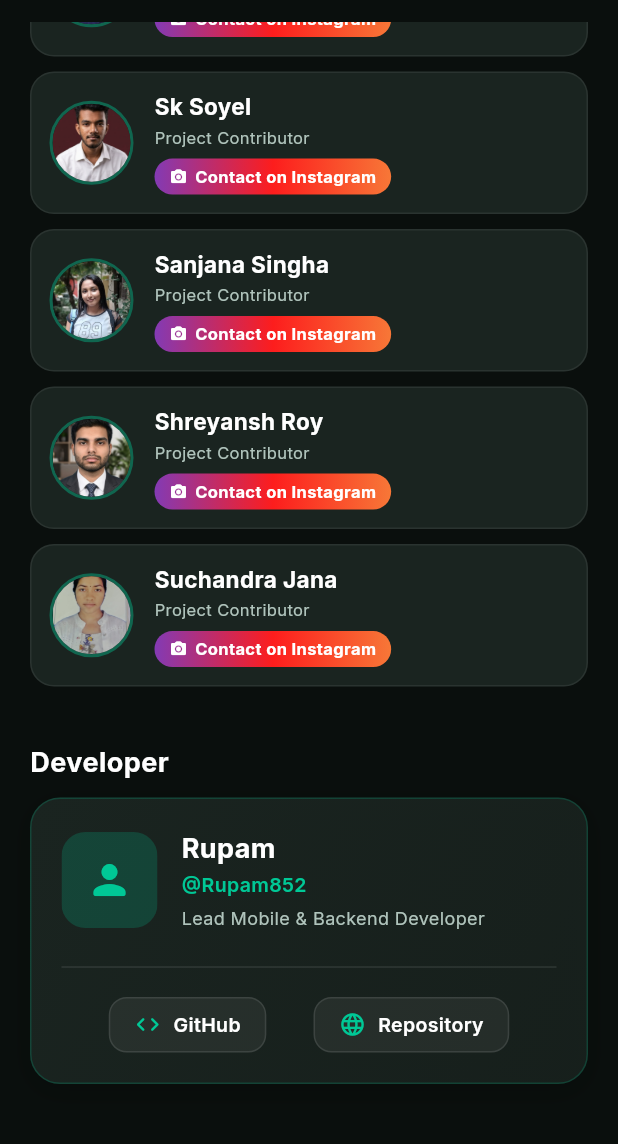
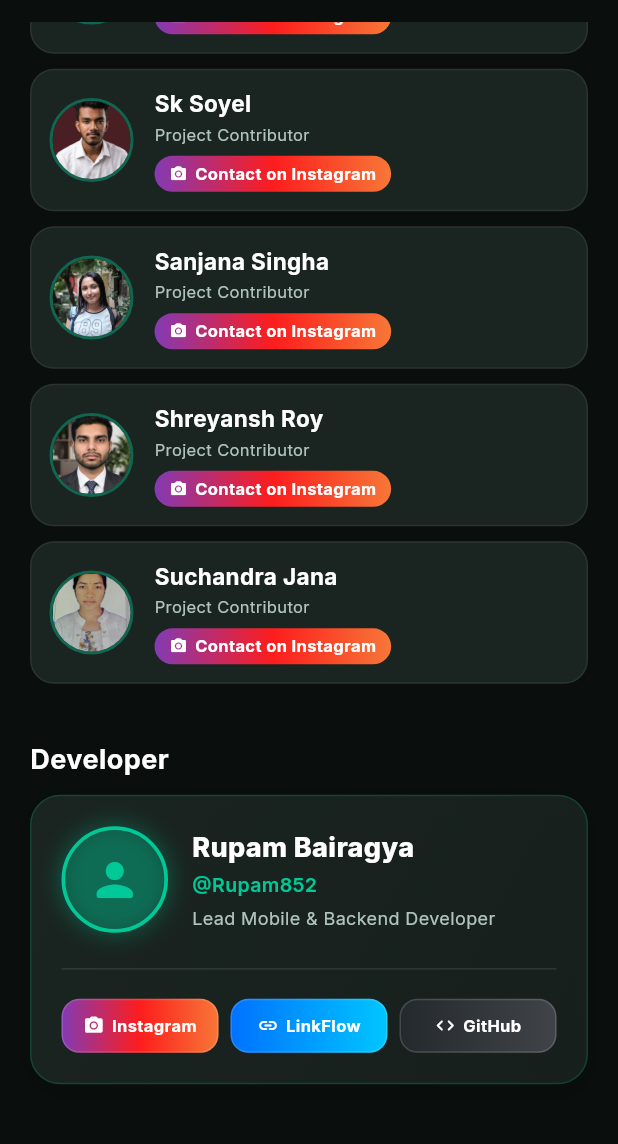
Before and after one commit to Rupam852/Wrist-Rx, a Flutter app: the AboutScreen screen opened by its route, scrolled down 405 dp, on a phone screen of 412 x 824 dp, the part 62-1206 px from its top. Run offline on Flutter 3.47's test engine with Material 3 defaults, Android fonts, the phone set to English and light mode, and no system bars; drawn by our look-alikes of cached_network_image, flutter_animate; our stand-ins replace firebase_auth, firebase_core, firebase_storage, flutter_blue_plus, flutter_riverpod, flutter_secure_storage and 9 more; missing offline and left inert: flutter_foreground_task; accounts and stored records are empty; network calls fail.

Commit message:
feat: updated Developer section with round profile photo, full name Rupam Bairagya, and Instagram, LinkFlow, GitHub links

```diff
--- a/app/lib/features/settings/about_screen.dart
+++ b/app/lib/features/settings/about_screen.dart
@@ -180,13 +180,24 @@ class AboutScreen extends StatelessWidget {
               children: [
                 Row(
                   children: [
-                    // GitHub Avatar fetched live
-                    ClipRRect(
-                      borderRadius: BorderRadius.circular(16),
+                    // Round Circular Profile Photo with Accent Border & Glow
+                    Container(
+                      decoration: BoxDecoration(
+                        shape: BoxShape.circle,
+                        border: Border.all(color: AppColors.primary, width: 2.5),
+                        boxShadow: [
+                          BoxShadow(
+                            color: AppColors.primary.withOpacity(0.3),
+                            blurRadius: 12,
+                            spreadRadius: 2,
+                          ),
+                        ],
+                      ),
+                      child: ClipOval(
                         child: CachedNetworkImage(
                           imageUrl: 'https://github.com/Rupam852.png',
-                        width: 64,
-                        height: 64,
+                          width: 66,
+                          height: 66,
                           fit: BoxFit.cover,
                           placeholder: (context, url) => Container(
                             color: Colors.white10,
@@ -200,7 +211,8 @@ class AboutScreen extends StatelessWidget {
                           ),
                           errorWidget: (context, url, error) => Container(
                             color: AppColors.primary.withOpacity(0.2),
-                          child: const Icon(Icons.person_rounded, color: AppColors.primary, size: 32),
+                            child: const Icon(Icons.person_rounded, color: AppColors.primary, size: 36),
+                          ),
                         ),
                       ),
                     ),
@@ -210,11 +222,11 @@ class AboutScreen extends StatelessWidget {
                         crossAxisAlignment: CrossAxisAlignment.start,
                         children: [
                           const Text(
-                            'Rupam',
+                            'Rupam Bairagya',
                             style: TextStyle(
                               color: Colors.white,
                               fontSize: 18,
-                              fontWeight: FontWeight.w700,
+                              fontWeight: FontWeight.w800,
                             ),
                           ),
                           const SizedBox(height: 2),
@@ -243,17 +255,33 @@ class AboutScreen extends StatelessWidget {
                 const Divider(color: Colors.white10),
                 const SizedBox(height: 12),
                 Row(
-                  mainAxisAlignment: MainAxisAlignment.spaceEvenly,
+                  mainAxisAlignment: MainAxisAlignment.spaceBetween,
                   children: [
-                    _SocialButton(
+                    Expanded(
+                      child: _SocialButton(
+                        icon: Icons.camera_alt_rounded,
+                        label: 'Instagram',
+                        gradientColors: const [Color(0xFF833AB4), Color(0xFFFD1D1D), Color(0xFFF77737)],
+                        onTap: () => _launchUrl('https://www.instagram.com/_rupambairagya_?igsh=MWNsNHFiZzE4bnQ5OQ=='),
+                      ),
+                    ),
+                    const SizedBox(width: 8),
+                    Expanded(
+                      child: _SocialButton(
+                        icon: Icons.link_rounded,
+                        label: 'LinkFlow',
+                        gradientColors: const [Color(0xFF0072FF), Color(0xFF00C6FF)],
+                        onTap: () => _launchUrl('https://link-flow-program.vercel.app/rupam-bairagya'),
+                      ),
+                    ),
+                    const SizedBox(width: 8),
+                    Expanded(
+                      child: _SocialButton(
                         icon: Icons.code_rounded,
                         label: 'GitHub',
+                        gradientColors: const [Color(0xFF24292E), Color(0xFF404448)],
                         onTap: () => _launchUrl('https://github.com/Rupam852'),
                       ),
-                    _SocialButton(
-                      icon: Icons.language_rounded,
-                      label: 'Repository',
-                      onTap: () => _launchUrl('https://github.com/Rupam852/Wrist-Rx'),
                     ),
                   ],
                 ),
@@ -393,11 +421,13 @@ class _SectionTitle extends StatelessWidget {
 class _SocialButton extends StatelessWidget {
   final IconData icon;
   final String label;
+  final List<Color>? gradientColors;
   final VoidCallback onTap;
 
   const _SocialButton({
     required this.icon,
     required this.label,
+    this.gradientColors,
     required this.onTap,
   });
 
@@ -407,22 +437,29 @@ class _SocialButton extends StatelessWidget {
       onTap: onTap,
       borderRadius: BorderRadius.circular(12),
       child: Container(
-        padding: const EdgeInsets.symmetric(horizontal: 16, vertical: 8),
+        padding: const EdgeInsets.symmetric(vertical: 9, horizontal: 4),
         decoration: BoxDecoration(
-          color: Colors.white.withOpacity(0.06),
+          gradient: gradientColors != null
+              ? LinearGradient(colors: gradientColors!)
+              : null,
+          color: gradientColors == null ? Colors.white.withOpacity(0.06) : null,
           borderRadius: BorderRadius.circular(12),
-          border: Border.all(color: Colors.white10),
+          border: Border.all(color: Colors.white.withOpacity(0.15)),
         ),
         child: Row(
+          mainAxisAlignment: MainAxisAlignment.center,
           children: [
-            Icon(icon, color: AppColors.primary, size: 18),
-            const SizedBox(width: 8),
-            Text(
+            Icon(icon, color: Colors.white, size: 14),
+            const SizedBox(width: 5),
+            Flexible(
+              child: Text(
                 label,
+                overflow: TextOverflow.ellipsis,
                 style: const TextStyle(
                   color: Colors.white,
-                fontWeight: FontWeight.w600,
-                fontSize: 13,
+                  fontWeight: FontWeight.w700,
+                  fontSize: 11,
+                ),
               ),
             ),
           ],
```
Lines whose indentation alone changed are shown as unchanged.
